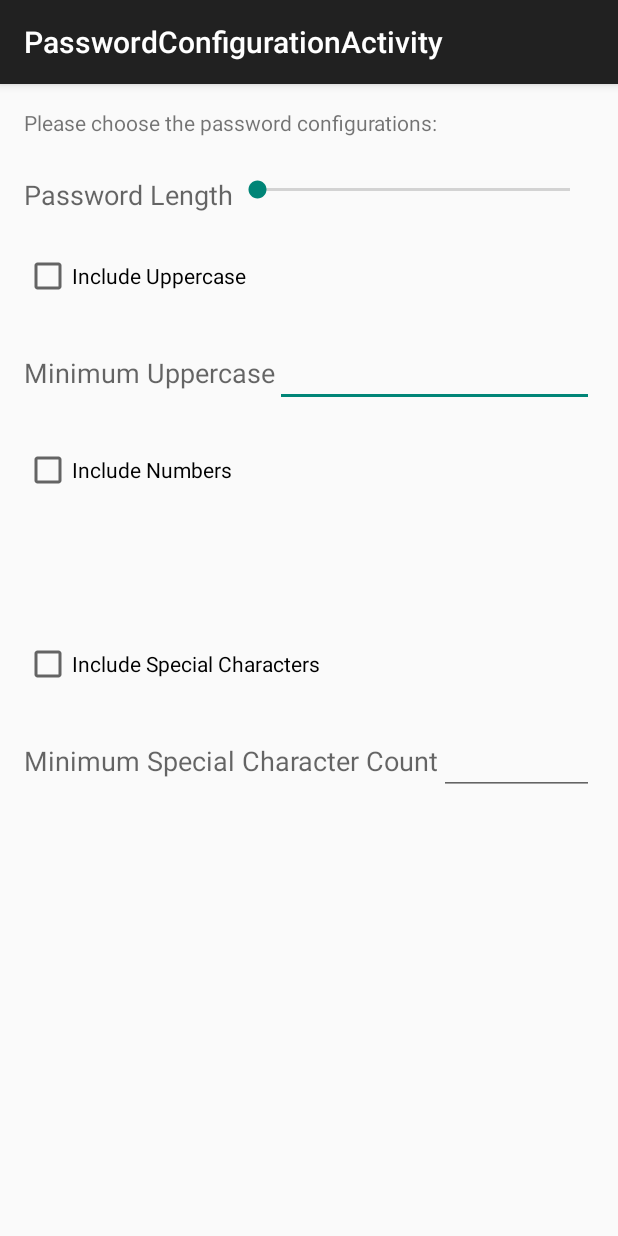
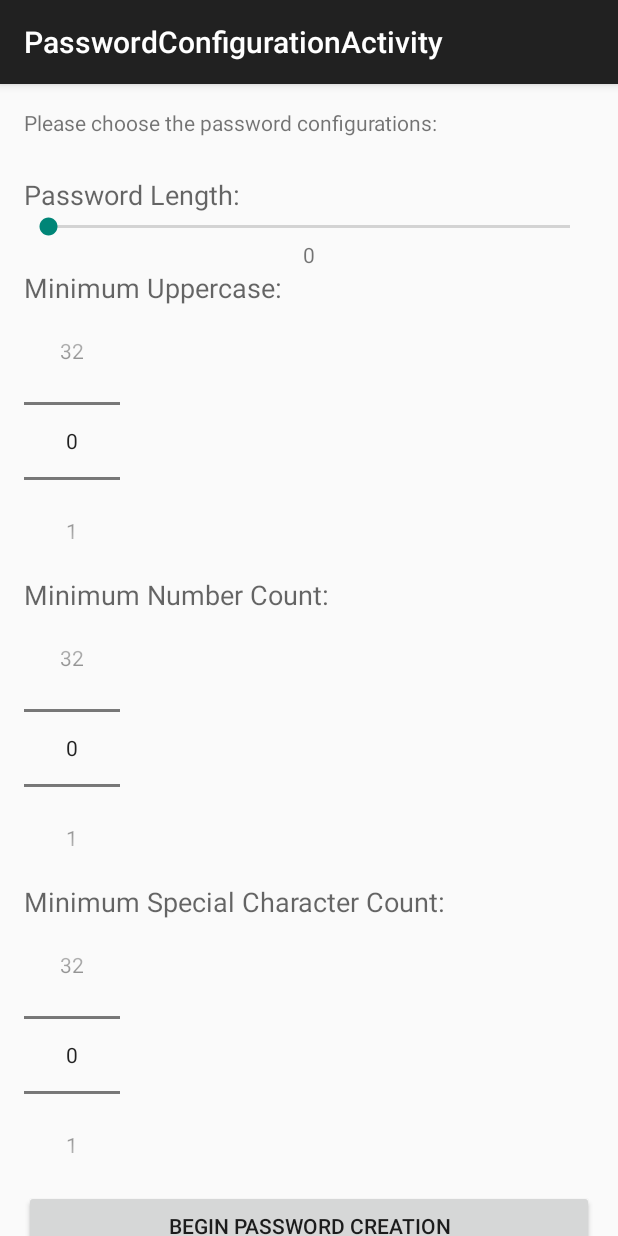
Before and after one commit to williams4027/PasswordGenerator, an Android app: the PasswordConfigurationActivity screen opened directly, with no data from a screen before it, on a phone screen of 412 x 824 dp. Run offline under Robolectric (Android 15) with nearby library versions, the light colour scheme and no system bars.

Commit message:
Added Configuration property collecting and pass data object to new activities.

```diff
--- a/PasswordGenerator/app/src/main/java/edu/osu/com/passwordgenerator/PasswordConfigurationActivity.java
+++ b/PasswordGenerator/app/src/main/java/edu/osu/com/passwordgenerator/PasswordConfigurationActivity.java
@@ -1,34 +1,98 @@
 package edu.osu.com.passwordgenerator;
 
+import android.content.Intent;
+import android.os.Bundle;
 import android.support.v7.app.ActionBarActivity;
-import android.os.Bundle;
-import android.view.Menu;
-import android.view.MenuItem;
 import android.view.View;
-import android.widget.CheckBox;
-import android.widget.LinearLayout;
+import android.widget.Button;
+import android.widget.NumberPicker;
+import android.widget.SeekBar;
+import android.widget.TextView;
+import android.widget.Toast;
+
+import edu.osu.com.passwordgenerator.utility.PasswordDataObject;
 
 
 public class PasswordConfigurationActivity extends ActionBarActivity {
+
+    private static final int MIN_WORD_LENGTH = 2;
+    private SeekBar passwordLengthSeekbar;
+    private NumberPicker minimumUppercasePicker;
+    private NumberPicker minimumNumberPicker;
+    private NumberPicker minimumSpecialCharPicker;
+    private TextView seekBarValue;
+    private Button nextStageButton;
 
     @Override
     protected void onCreate(Bundle savedInstanceState) {
         super.onCreate(savedInstanceState);
         setContentView(R.layout.activity_password_configuration);
 
-        final LinearLayout numberLayout = (LinearLayout) findViewById(R.id.numberOptions);
-        numberLayout.setVisibility(View.INVISIBLE);
+        passwordLengthSeekbar = (SeekBar)findViewById(R.id.passwordLengthSeekbar);
+        seekBarValue = (TextView)findViewById(R.id.seekbarValue);
 
-        final CheckBox numberCheckbox = (CheckBox) findViewById(R.id.numberCheckbox);
-        numberCheckbox.setOnClickListener(new View.OnClickListener() {
+        passwordLengthSeekbar.setOnSeekBarChangeListener(new SeekBar.OnSeekBarChangeListener(){
+
+            @Override
+            public void onProgressChanged(SeekBar seekBar, int progress,
+                                          boolean fromUser) {
+                seekBarValue.setText(String.valueOf(progress));
+            }
+
+            @Override
+            public void onStartTrackingTouch(SeekBar seekBar) {}
+
+            @Override
+            public void onStopTrackingTouch(SeekBar seekBar) {}
+        });
+
+        minimumUppercasePicker = (NumberPicker) findViewById(R.id.minUpperPicker);
+        minimumUppercasePicker.setMinValue(0);
+        minimumUppercasePicker.setMaxValue(32);
+
+        minimumNumberPicker = (NumberPicker) findViewById(R.id.minNumberPicker);
+        minimumNumberPicker.setMinValue(0);
+        minimumNumberPicker.setMaxValue(32);
+
+        minimumSpecialCharPicker = (NumberPicker) findViewById(R.id.minSspecialCharPicker);
+        minimumSpecialCharPicker.setMinValue(0);
+        minimumSpecialCharPicker.setMaxValue(32);
+
+        nextStageButton = (Button) findViewById(R.id.passwordConfigNextStageButton);
+        nextStageButton.setOnClickListener(new View.OnClickListener() {
             @Override
             public void onClick(View v) {
-                if (numberCheckbox.isChecked()){
-                    numberLayout.setVisibility(View.VISIBLE);
-                } else {
-                    numberLayout.setVisibility(View.INVISIBLE);
+
+                if (validateFields()){
+                    PasswordDataObject passwordData = new PasswordDataObject();
+                    passwordData.setPasswordLength(passwordLengthSeekbar.getProgress());
+                    passwordData.setUppercaseCount(minimumUppercasePicker.getValue());
+                    passwordData.setNumberCount(minimumNumberPicker.getValue());
+                    passwordData.setSpecialCharacterCount(minimumSpecialCharPicker.getValue());
+
+                    Intent configIntent = new Intent(PasswordConfigurationActivity.this, ShakeActivity.class);
+                    configIntent.putExtra("PasswordData", passwordData);
+                    startActivity(configIntent);
                 }
             }
         });
     }
+
+    private boolean validateFields() {
+        int passwordLength = passwordLengthSeekbar.getProgress();
+        int uppercaseMin = minimumUppercasePicker.getValue();
+        int numberMin = minimumNumberPicker.getValue();
+        int specialCharMin = minimumSpecialCharPicker.getValue();
+
+        boolean fieldsValid = true;
+        if ((uppercaseMin + numberMin + specialCharMin) > passwordLength){
+            Toast.makeText(getApplicationContext(), "The number of uppercase, minimum numbers, and special characters cannot be more than the password length.", Toast.LENGTH_LONG).show();
+            fieldsValid = false;
+        }
+        if ((passwordLength - numberMin - specialCharMin) < MIN_WORD_LENGTH){
+            Toast.makeText(getApplicationContext(), "The password length must be able to create words of at least " + MIN_WORD_LENGTH + " letters after removing the minimum numbers and special character count.", Toast.LENGTH_LONG).show();
+            fieldsValid = false;
+        }
+        return fieldsValid;
+    }
 }
--- a/PasswordGenerator/app/src/main/res/layout/activity_password_configuration.xml
+++ b/PasswordGenerator/app/src/main/res/layout/activity_password_configuration.xml
@@ -1,18 +1,27 @@
-<RelativeLayout xmlns:android="http://schemas.android.com/apk/res/android"
-    xmlns:tools="http://schemas.android.com/tools" android:layout_width="match_parent"
-    android:layout_height="match_parent" android:paddingLeft="@dimen/activity_horizontal_margin"
+<ScrollView xmlns:android="http://schemas.android.com/apk/res/android"
+    android:id="@+id/ScrollView01"
+    android:layout_width="match_parent"
+    android:layout_height="match_parent"
+    android:fillViewport="true"
+    android:scrollbars="none">
+
+    <RelativeLayout
+        android:layout_width="match_parent"
+        android:layout_height="match_parent"
+        android:paddingLeft="@dimen/activity_horizontal_margin"
         android:paddingRight="@dimen/activity_horizontal_margin"
         android:paddingTop="@dimen/activity_vertical_margin"
-    android:paddingBottom="@dimen/activity_vertical_margin"
-    tools:context="edu.osu.com.passwordgenerator.PasswordConfigurationActivity">
+        android:paddingBottom="@dimen/activity_vertical_margin">
 
-    <TextView android:text="Please choose the password configurations:" android:layout_width="wrap_content"
+        <TextView
+            android:text="Please choose the password configurations:"
+            android:layout_width="wrap_content"
             android:layout_height="wrap_content"
             android:id="@+id/textView" />
 
         <LinearLayout
             android:id="@+id/passwordLengthLayout"
-        android:orientation="horizontal"
+            android:orientation="vertical"
             android:layout_width="fill_parent"
             android:layout_height="wrap_content"
             android:layout_below="@+id/textView"
@@ -24,15 +33,22 @@
                 android:layout_width="wrap_content"
                 android:layout_height="wrap_content"
                 android:textAppearance="?android:attr/textAppearanceMedium"
-            android:text="Password Length"
+                android:text="Password Length:"
                 android:id="@+id/textView2" />
 
             <SeekBar
-            android:layout_width="wrap_content"
+                android:layout_width="match_parent"
                 android:layout_height="wrap_content"
-            android:id="@+id/seekBar"
-            android:layout_weight="1"
+                android:id="@+id/passwordLengthSeekbar"
                 android:max="32" />
+
+            <TextView
+                android:layout_width="match_parent"
+                android:layout_height="wrap_content"
+                android:textAppearance="?android:attr/textAppearanceSmall"
+                android:text="0"
+                android:id="@+id/seekbarValue"
+                android:gravity="center_horizontal" />
 
         </LinearLayout>
 
@@ -43,41 +59,22 @@
             android:layout_height="wrap_content"
             android:layout_below="@+id/passwordLengthLayout"
             android:layout_alignParentLeft="true"
-        android:layout_alignParentStart="true"
-        android:layout_marginTop="26dp">
-
-        <CheckBox
-            android:layout_width="wrap_content"
-            android:layout_height="wrap_content"
-            android:text="Include Uppercase"
-            android:id="@+id/checkBox"
-            android:checked="false" />
-
-        <LinearLayout
-            android:orientation="horizontal"
-            android:layout_width="fill_parent"
-            android:layout_height="wrap_content"
-            android:layout_below="@+id/textView"
-            android:layout_alignParentLeft="true"
-            android:layout_alignParentStart="true"
-            android:layout_marginTop="26dp">
+            android:layout_alignParentStart="true">
 
             <TextView
                 android:layout_width="wrap_content"
                 android:layout_height="wrap_content"
                 android:textAppearance="?android:attr/textAppearanceMedium"
-                android:text="Minimum Uppercase"
+                android:text="Minimum Uppercase:"
                 android:id="@+id/textView3" />
 
-            <EditText
+            <NumberPicker
                 android:layout_width="wrap_content"
                 android:layout_height="wrap_content"
                 android:inputType="number"
                 android:ems="10"
-                android:id="@+id/editText"
+                android:id="@+id/minUpperPicker"
                 android:layout_weight="1" />
-
-        </LinearLayout>
 
         </LinearLayout>
 
@@ -88,41 +85,22 @@
             android:layout_height="wrap_content"
             android:layout_below="@+id/uppercaseLayout"
             android:layout_alignParentLeft="true"
-        android:layout_alignParentStart="true"
-        android:layout_marginTop="26dp">
-
-        <CheckBox
-            android:layout_width="wrap_content"
-            android:layout_height="wrap_content"
-            android:text="Include Numbers"
-            android:id="@+id/numberCheckbox"
-            android:checked="false" />
-
-        <LinearLayout
-            android:id="@+id/numberOptions"
-            android:orientation="horizontal"
-            android:layout_width="fill_parent"
-            android:layout_height="wrap_content"
-            android:layout_alignParentLeft="true"
-            android:layout_alignParentStart="true"
-            android:layout_marginTop="26dp">
+            android:layout_alignParentStart="true">
 
             <TextView
                 android:layout_width="wrap_content"
                 android:layout_height="wrap_content"
                 android:textAppearance="?android:attr/textAppearanceMedium"
-                android:text="Minimum Number Count"
+                android:text="Minimum Number Count:"
                 android:id="@+id/textView4" />
 
-            <EditText
+            <NumberPicker
                 android:layout_width="wrap_content"
                 android:layout_height="wrap_content"
                 android:inputType="number"
                 android:ems="10"
-                android:id="@+id/editText1"
+                android:id="@+id/minNumberPicker"
                 android:layout_weight="1" />
-
-        </LinearLayout>
 
         </LinearLayout>
 
@@ -133,41 +111,35 @@
             android:layout_height="wrap_content"
             android:layout_below="@+id/numberLayout"
             android:layout_alignParentLeft="true"
-        android:layout_alignParentStart="true"
-        android:layout_marginTop="26dp">
-
-        <CheckBox
-            android:layout_width="wrap_content"
-            android:layout_height="wrap_content"
-            android:text="Include Special Characters"
-            android:id="@+id/checkBox3"
-            android:checked="false" />
-
-        <LinearLayout
-            android:orientation="horizontal"
-            android:layout_width="fill_parent"
-            android:layout_height="wrap_content"
-            android:layout_alignParentLeft="true"
-            android:layout_alignParentStart="true"
-            android:layout_marginTop="26dp">
+            android:layout_alignParentStart="true">
 
             <TextView
                 android:layout_width="wrap_content"
                 android:layout_height="wrap_content"
                 android:textAppearance="?android:attr/textAppearanceMedium"
-                android:text="Minimum Special Character Count"
+                android:text="Minimum Special Character Count:"
                 android:id="@+id/textView4123" />
 
-            <EditText
+            <NumberPicker
                 android:layout_width="wrap_content"
                 android:layout_height="wrap_content"
                 android:inputType="number"
                 android:ems="10"
-                android:id="@+id/editText12"
+                android:id="@+id/minSspecialCharPicker"
                 android:layout_weight="1" />
 
         </LinearLayout>
 
-    </LinearLayout>
+        <Button
+            android:layout_width="wrap_content"
+            android:layout_height="wrap_content"
+            android:text="Begin Password Creation"
+            android:id="@+id/passwordConfigNextStageButton"
+            android:layout_below="@+id/specialCharacterLayout"
+            android:layout_alignParentLeft="true"
+            android:layout_alignParentStart="true"
+            android:layout_alignRight="@+id/specialCharacterLayout"
+            android:layout_alignEnd="@+id/specialCharacterLayout" />
 
     </RelativeLayout>
+</ScrollView>
```
Also changed, not shown: PasswordGenerator/app/src/main/java/edu/osu/com/passwordgenerator/HomeActivity.java (+1 -7 lines), PasswordGenerator/app/src/main/java/edu/osu/com/passwordgenerator/ShakeActivity.java (+11 -0 lines), PasswordGenerator/app/src/main/java/edu/osu/com/passwordgenerator/utility/PasswordDataObject.java (+35 -1 lines), PasswordGenerator/app/src/main/res/layout/activity_home.xml (+11 -7 lines), PasswordGenerator/app/src/main/res/drawable/lock_icon.png (added). Lines whose indentation alone changed are shown as unchanged.
